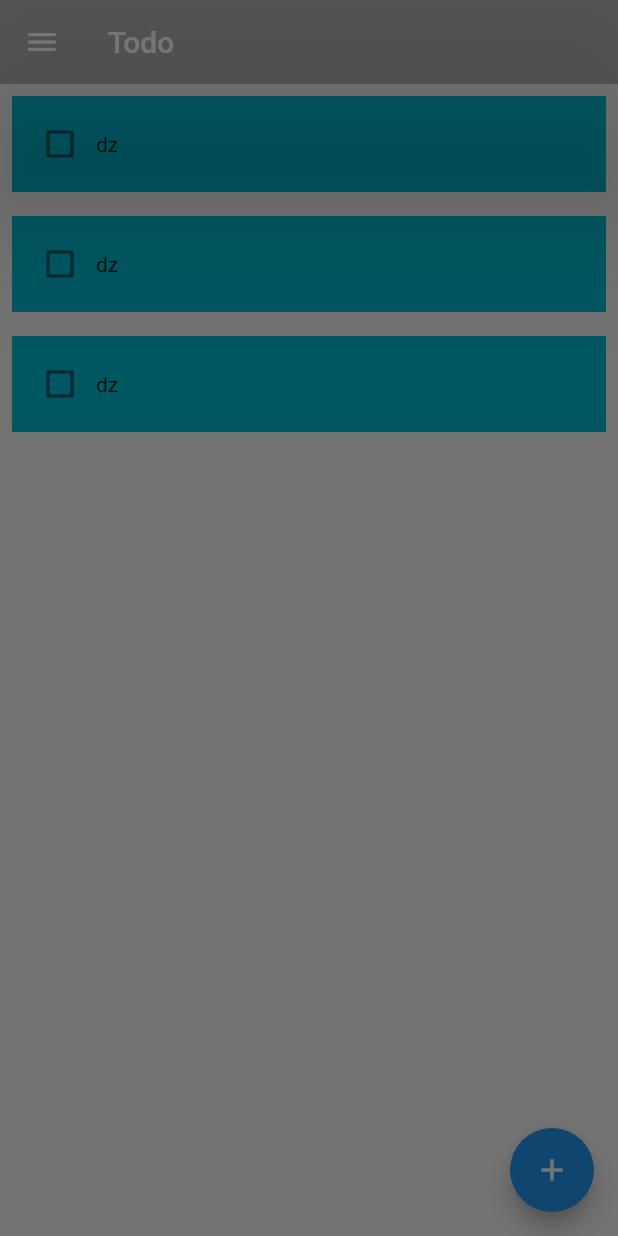
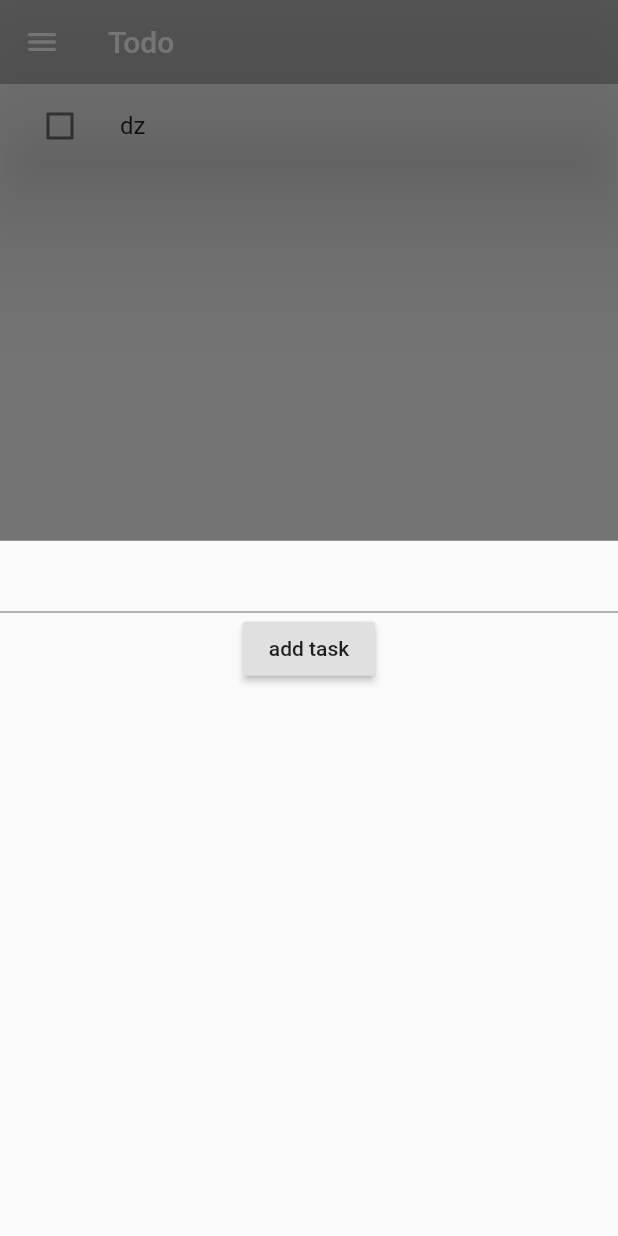
Before and after one commit to Babatundy/Todo_app, a Flutter app: the screen it shows after launch, after a tap on the "add" icon, on a phone screen of 412 x 824 dp. Run offline on Flutter 3.47's test engine with Material 2 defaults, Android fonts, the phone set to English and light mode, and no system bars.

Commit message:
done with checking boxes,adding tasks and deleting them

```diff
--- a/lib/Widgets.dart
+++ b/lib/Widgets.dart
@@ -1,5 +1,8 @@
 import 'package:flutter/material.dart';
+import 'package:provider/provider.dart';
+import 'package:todoapp/models/tasks_list.dart';
 import 'styles.dart';
+import 'first_screen.dart';
 
 //////////////////////////////** for drawer **/////////////////////////////////////////////////////////////
 class Drawer_Widget extends StatelessWidget {
@@ -58,11 +61,11 @@ class List_item extends StatelessWidget {
 }
 
 //////////////////////////////** for bottom sheet **/////////////////////////////////////////////////////////////
-class B_Sheet extends StatelessWidget {
+class B_Sheet {
   String task_text;
 
   @override
-  Widget build(BuildContext context) {
+  Widget B_s(BuildContext context) {
     return Container(
       child: Column(
         children: [
@@ -73,7 +76,10 @@ class B_Sheet extends StatelessWidget {
           ),
           RaisedButton(
             child: Text("add task"),
-            onPressed: () {},
+            onPressed: () {
+              Provider.of<List_data>(context, listen: false).add_to_list(task_text);
+              print(Provider.of<List_data>(context, listen: false).tasks);
+            },
           )
         ],
       ),
--- a/lib/first_screen.dart
+++ b/lib/first_screen.dart
@@ -3,24 +3,38 @@ import 'package:provider/provider.dart';
 import 'package:todoapp/Widgets.dart';
 import 'models/tasks_list.dart';
 
+class List_data with ChangeNotifier {
+  int item_index = 1;
   List<Task> tasks = [
     Task(
       text: "dz",
-    callback: changes().done,
-  ),
-  Task(
-    text: "dz",
-    callback: changes().done,
-  ),
-  Task(
-    text: "dz",
-    callback: changes().done,
+      index: 0,
     ),
   ];
+
+  void add_to_list(String text) {
+    tasks.add(
+      Task(
+        text: text,
+        index: item_index,
+      ),
+    );
+    item_index++;
+    notifyListeners();
+  }
+  void remove_item(int index)
+  {
+    tasks.removeAt(index);
+    notifyListeners();
+  }
+}
 
 class Main_screen extends StatelessWidget {
   @override
   Widget build(BuildContext context) {
+    return ChangeNotifierProvider(
+      create: (context) => List_data(),
+      builder: (contextt, child) {
         return Scaffold(
           appBar: AppBar(
             title: Text("Todo"),
@@ -33,9 +47,10 @@ class Main_screen extends StatelessWidget {
           body: Center(
             child: Container(
               child: ListView.builder(
-            itemCount: tasks.length,
+                itemCount: Provider.of<List_data>(contextt).tasks.length,
                 itemBuilder: (context, i) {
-              return tasks[i];
+                  int index=i;
+                  return Task(text: Provider.of<List_data>(contextt).tasks[i].text,index: index,);
                 },
               ),
             ),
@@ -43,19 +58,16 @@ class Main_screen extends StatelessWidget {
           floatingActionButton: FloatingActionButton(
             child: Icon(Icons.add),
             onPressed: () {
-          showModalBottomSheet(context: context, builder: (context){});
+              showModalBottomSheet(
+                context: context,
+                builder: (context) {
+                  return B_Sheet().B_s(contextt);
+                },
+              );
             },
           ),
         );
+      },
+    );
   }
 }
-
-class changes with ChangeNotifier {
-  bool fuck = false;
-
-  void done(bool value) {
-    print(value);
-    value = !value;
-    notifyListeners();
-  }
-}
--- a/lib/main.dart
+++ b/lib/main.dart
@@ -6,11 +6,18 @@ import 'models/tasks_list.dart';
 
 void main() {
   runApp(
-    MaterialApp(
-      initialRoute: "main_screen",
-      routes: {
-        "main_screen": (context) => Main_screen(),
-      },
+    MultiProvider(
+      providers: [
+
+        ChangeNotifierProvider(create: (_)=>List_data()),
+        ChangeNotifierProvider(create: (_)=>changes()),
+      ],
+      child: MaterialApp(
+        initialRoute: "main_screen",
+        routes: {
+          "main_screen": (context) => Main_screen(),
+        },
+      ),
     ),
   );
 }
--- a/lib/models/tasks_list.dart
+++ b/lib/models/tasks_list.dart
@@ -1,43 +1,45 @@
 import 'package:flutter/material.dart';
 import 'package:provider/provider.dart';
+import 'package:todoapp/first_screen.dart';
 
 class Task extends StatelessWidget {
-  String text;
+  String text = '';
+  int index;
   bool valuee = false;
- Function callback;
-  Task({this.text,this.callback});
+  Function callback;
+
+  Task({this.text, this.index});
 
   @override
   Widget build(BuildContext context) {
     return ChangeNotifierProvider(
-      create: (context)=>changes(),
-      builder: (context,child){
-        return Container(
-          margin: EdgeInsets.all(8),
-          padding: EdgeInsets.all(8),
-          color: Colors.cyan,
-          child: Row(
-            children: [
-              Checkbox(
-                value: Provider.of<changes>(context).fuck,
-                onChanged: (b){
-                  Provider.of<changes>(context,listen: false).done(b);
-                },
-              ),
-              Text(text)
-            ],
+      create: (context) => changes(),
+      builder: (context, child) {
+        return ListTile(
+          leading: Checkbox(
+            value: Provider.of<changes>(context).fuck,
+            onChanged: (b) {
+              Provider.of<changes>(context, listen: false).done(b);
+            },
           ),
+          title: Text(text),
+          onLongPress: (){
+
+            Provider.of<List_data>(context,listen: false).remove_item(index);
+          },
+
         );
       },
-
     );
   }
 }
-class changes with ChangeNotifier{
-  bool fuck=false;
-  void done(bool value){
+
+class changes with ChangeNotifier {
+  bool fuck = false;
+
+  void done(bool value) {
     print(fuck);
-    fuck=value;
+    fuck = value;
     notifyListeners();
   }
 }
```
Lines whose indentation alone changed are shown as unchanged.
